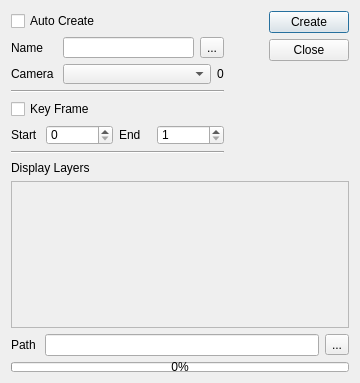
iceanimations/shot_subm_use_multishot, file ui/form.ui: the form before one commit.
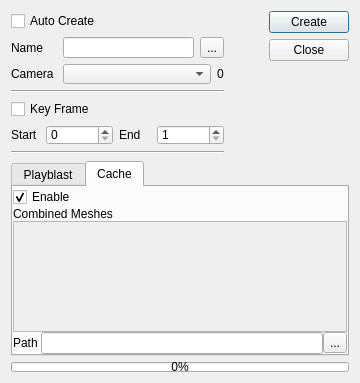
The form after the commit. The open tabs and pages were chosen to show the change.

Commit message: export cache feature implemented

What changed in the file:
```diff
--- a/ui/form.ui
+++ b/ui/form.ui
@@ -263,6 +263,32 @@
     </widget>
    </item>
    <item>
+    <widget class="QTabWidget" name="tabWidget">
+     <property name="currentIndex">
+      <number>0</number>
+     </property>
+     <widget class="QWidget" name="tab">
+      <attribute name="title">
+       <string>Playblast</string>
+      </attribute>
+      <layout class="QVBoxLayout" name="verticalLayout_4">
+       <property name="spacing">
+        <number>0</number>
+       </property>
+       <property name="margin">
+        <number>0</number>
+       </property>
+       <item>
+        <widget class="QCheckBox" name="playblastEnableButton">
+         <property name="text">
+          <string>Enable</string>
+         </property>
+         <property name="checked">
+          <bool>true</bool>
+         </property>
+        </widget>
+       </item>
+       <item>
     <widget class="QLabel" name="label_6">
      <property name="text">
       <string>Display Layers</string>
@@ -279,26 +305,26 @@
        <rect>
         <x>0</x>
         <y>0</y>
-        <width>340</width>
-        <height>150</height>
-       </rect>
-      </property>
-      <layout class="QVBoxLayout" name="verticalLayout_4">
-       <property name="spacing">
-        <number>0</number>
-       </property>
-       <property name="margin">
-        <number>9</number>
-       </property>
-       <item>
-        <layout class="QVBoxLayout" name="layerLayout">
-         <property name="spacing">
-          <number>9</number>
-         </property>
-        </layout>
-       </item>
-       <item>
+            <width>334</width>
+            <height>119</height>
+           </rect>
+          </property>
         <layout class="QVBoxLayout" name="verticalLayout_5">
+           <property name="spacing">
+            <number>0</number>
+           </property>
+           <property name="margin">
+            <number>9</number>
+           </property>
+           <item>
+            <layout class="QVBoxLayout" name="layerLayout">
+             <property name="spacing">
+              <number>9</number>
+             </property>
+            </layout>
+           </item>
+           <item>
+            <layout class="QVBoxLayout" name="verticalLayout_6">
          <item>
           <spacer name="verticalSpacer_2">
            <property name="orientation">
@@ -348,6 +374,120 @@
       </widget>
      </item>
     </layout>
+       </item>
+      </layout>
+     </widget>
+     <widget class="QWidget" name="tab_2">
+      <attribute name="title">
+       <string>Cache</string>
+      </attribute>
+      <layout class="QVBoxLayout" name="verticalLayout_7">
+       <property name="spacing">
+        <number>0</number>
+       </property>
+       <property name="margin">
+        <number>0</number>
+       </property>
+       <item>
+        <widget class="QCheckBox" name="cacheEnableButton">
+         <property name="text">
+          <string>Enable</string>
+         </property>
+         <property name="checked">
+          <bool>true</bool>
+         </property>
+        </widget>
+       </item>
+       <item>
+        <widget class="QLabel" name="label_7">
+         <property name="text">
+          <string>Combined Meshes</string>
+         </property>
+        </widget>
+       </item>
+       <item>
+        <widget class="QScrollArea" name="scrollArea_2">
+         <property name="widgetResizable">
+          <bool>true</bool>
+         </property>
+         <widget class="QWidget" name="scrollAreaWidgetContents_2">
+          <property name="geometry">
+           <rect>
+            <x>0</x>
+            <y>0</y>
+            <width>334</width>
+            <height>119</height>
+           </rect>
+          </property>
+          <layout class="QVBoxLayout" name="verticalLayout_8">
+           <property name="spacing">
+            <number>0</number>
+           </property>
+           <property name="margin">
+            <number>9</number>
+           </property>
+           <item>
+            <layout class="QVBoxLayout" name="objectsLayout">
+             <property name="spacing">
+              <number>9</number>
+             </property>
+            </layout>
+           </item>
+           <item>
+            <layout class="QVBoxLayout" name="verticalLayout_9">
+             <item>
+              <spacer name="verticalSpacer_3">
+               <property name="orientation">
+                <enum>Qt::Vertical</enum>
+               </property>
+               <property name="sizeHint" stdset="0">
+                <size>
+                 <width>20</width>
+                 <height>40</height>
+                </size>
+               </property>
+              </spacer>
+             </item>
+            </layout>
+           </item>
+          </layout>
+         </widget>
+        </widget>
+       </item>
+       <item>
+        <layout class="QHBoxLayout" name="horizontalLayout_6">
+         <item>
+          <widget class="QLabel" name="label_8">
+           <property name="text">
+            <string>Path </string>
+           </property>
+           <property name="buddy">
+            <cstring>playblastPathBox</cstring>
+           </property>
+          </widget>
+         </item>
+         <item>
+          <widget class="QLineEdit" name="cachePathBox">
+           <property name="toolTip">
+            <string>Path to export shot to</string>
+           </property>
+          </widget>
+         </item>
+         <item>
+          <widget class="QToolButton" name="cacheBrowseButton">
+           <property name="toolTip">
+            <string>Browse to select directory</string>
+           </property>
+           <property name="text">
+            <string>...</string>
+           </property>
+          </widget>
+         </item>
+        </layout>
+       </item>
+      </layout>
+     </widget>
+    </widget>
    </item>
    <item>
     <widget class="QProgressBar" name="progressBar">
```
Left out of the diff: 9 changed lines with no effect on the pictures. Lines whose indentation alone changed are shown as unchanged. The commit also changes 8 other files.
